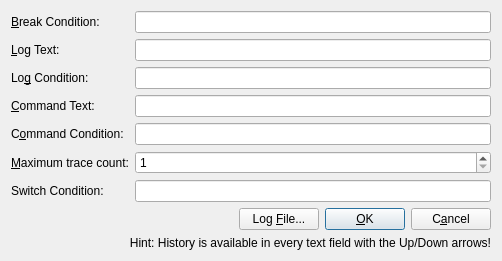
First picture: the form in src/gui/Src/Gui/SimpleTraceDialog.ui, repository x64dbg/x64dbg, before the edit.
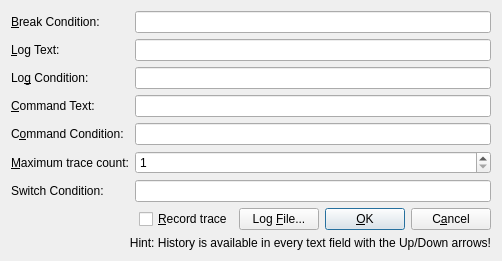
Second picture: the form after the edit. Custom widgets are drawn as their Qt base class.

What changed in the file:
```diff
--- a/src/gui/Src/Gui/SimpleTraceDialog.ui
+++ b/src/gui/Src/Gui/SimpleTraceDialog.ui
@@ -65,6 +65,13 @@
        </property>
       </spacer>
      </item>
+     <item>
+      <widget class="QCheckBox" name="chkRecordTrace">
+       <property name="text">
+        <string>&amp;Record trace</string>
+       </property>
+      </widget>
+     </item>
      <item>
       <widget class="QPushButton" name="btnLogFile">
        <property name="text">
```
Left out of the diff: 1 changed line with no effect on the pictures.
